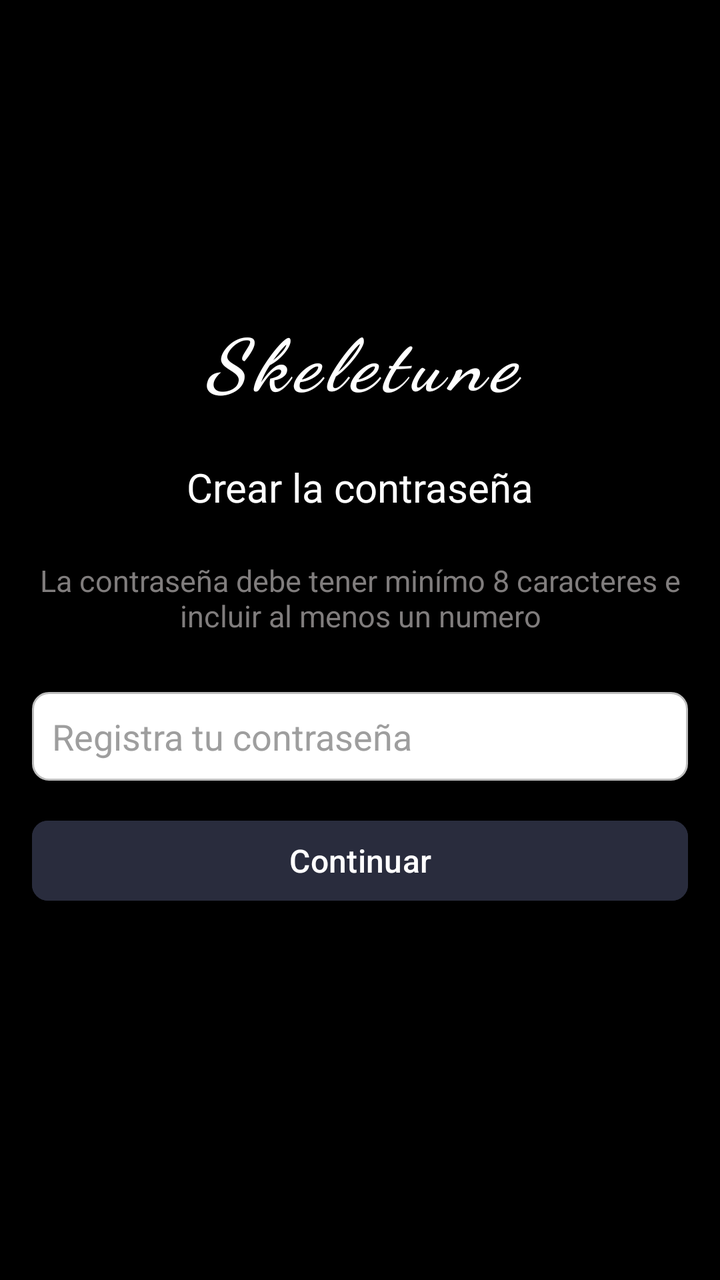
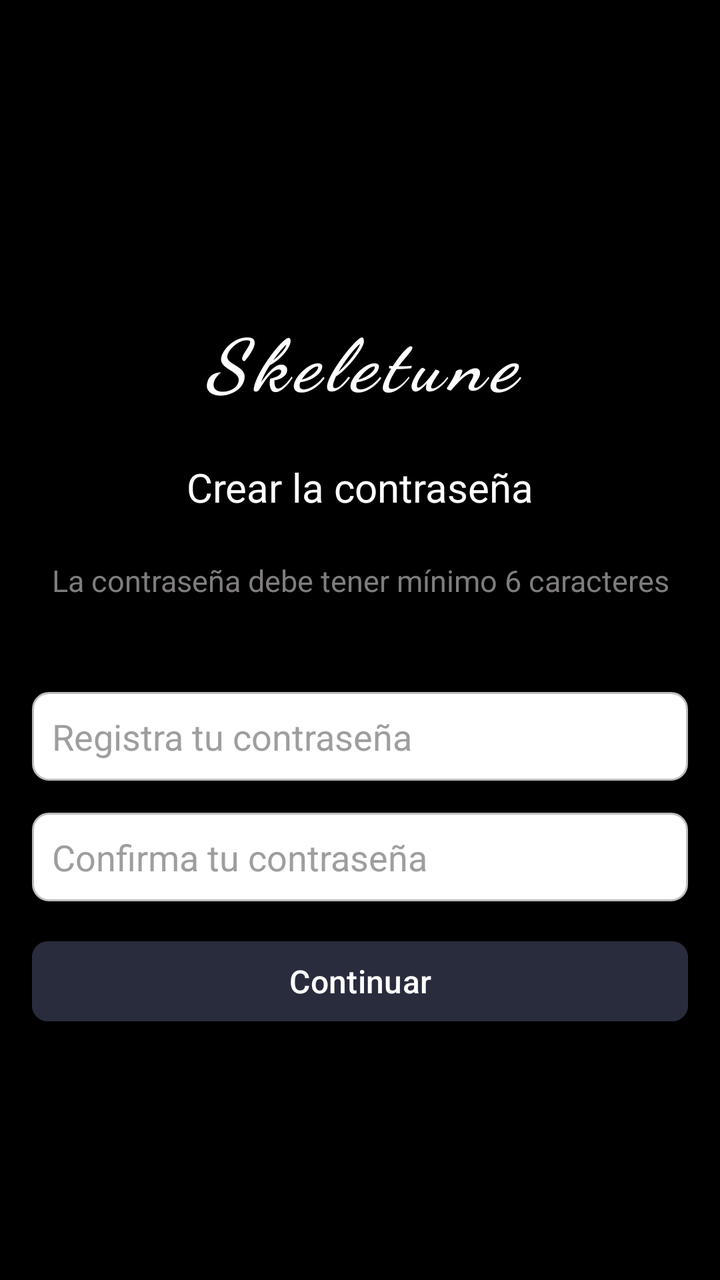

Screens rendered from an Android XML layout before and after an edit, with the pre-edit source and the edit as a unified diff.
<!-- AndroidManifest.xml: application theme Theme.Skletune -->
<!-- res/layout/fragment_create_password.xml -->
<?xml version="1.0" encoding="utf-8"?>
<LinearLayout xmlns:android="http://schemas.android.com/apk/res/android"
    xmlns:app="http://schemas.android.com/apk/res-auto"
    android:id="@+id/main"
    android:layout_width="match_parent"
    android:layout_height="match_parent"
    android:orientation="vertical"
    android:background="@color/black">

    <TextView
        android:layout_width="200dp"
        android:layout_height="60dp"
        android:layout_gravity="center"
        android:text="Skeletune"
        android:textColor="@color/white"
        android:textSize="36sp"
        android:textAlignment="center"
        android:layout_marginTop="150dp"
        android:textStyle="bold|italic"
        android:fontFamily="cursive"
        android:gravity="center"
        android:letterSpacing="0.1"/>
    <TextView
        android:layout_marginTop="20dp"
        android:layout_width="200dp"
        android:layout_height="30dp"
        android:layout_gravity="center"
        android:text="Crear la contraseña"
        android:textAlignment="center"
        android:textColor="@color/white"
        android:textSize="20dp"/>
    <TextView
        android:layout_width="350dp"
        android:layout_height="50dp"
        android:textAlignment="center"
        android:layout_gravity="center"
        android:layout_marginTop="20dp"
        android:textSize="15dp"
        android:text="La contraseña debe tener minímo 8 caracteres e incluir al menos un numero"
        android:textColor="#807D7D"/>
    <EditText
        android:id="@+id/correoelectronico"
        android:layout_width="match_parent"
        android:layout_height="wrap_content"
        android:hint="Registra tu contraseña"
        android:background="@drawable/fondo_edittext"
        android:padding="10dp"
        android:textColor="@android:color/black"
        android:textColorHint="#9E9E9E"
        android:inputType="textEmailAddress"
        android:layout_margin="16dp"/>

    <com.google.android.material.button.MaterialButton
        android:id="@+id/botonenviarcontrasena"
        android:layout_width="match_parent"
        android:layout_height="wrap_content"
        android:layout_marginLeft="16dp"
        android:layout_marginRight="16dp"
        android:backgroundTint="#292C3D"
        android:text="Continuar"
        android:textColor="@color/white"
        android:textSize="16dp"
        app:cornerRadius="8dp" />


</LinearLayout>
<!-- resources referenced by this layout -->
<resources>
  <color name="black">#FF000000</color>
  <color name="white">#FFFFFFFF</color>
  <!-- drawable fondo_edittext (drawable) -->
  <?xml version="1.0" encoding="utf-8"?>
  <shape xmlns:android="http://schemas.android.com/apk/res/android"
      android:shape = "rectangle">
      <solid android:color="@android:color/white"/>
      <corners android:radius="8dp"/>
      <stroke android:width="1dp" android:color="#BDBDBD"/>
  </shape>
  <style name="Theme.Skletune" parent="Base.Theme.Skletune" />
  <style name="Base.Theme.Skletune" parent="Theme.Material3.DayNight.NoActionBar">
          
          
      </style>
</resources>

<!-- the commit's change to res/layout/fragment_create_password.xml (unified diff, before → after) -->
@@ -20,6 +20,7 @@
         android:fontFamily="cursive"
         android:gravity="center"
         android:letterSpacing="0.1"/>
+
     <TextView
         android:layout_marginTop="20dp"
         android:layout_width="200dp"
@@ -28,18 +29,21 @@
         android:text="Crear la contraseña"
         android:textAlignment="center"
         android:textColor="@color/white"
-        android:textSize="20dp"/>
+        android:textSize="20sp"/>
+
     <TextView
         android:layout_width="350dp"
         android:layout_height="50dp"
         android:textAlignment="center"
         android:layout_gravity="center"
         android:layout_marginTop="20dp"
-        android:textSize="15dp"
-        android:text="La contraseña debe tener minímo 8 caracteres e incluir al menos un numero"
+        android:textSize="15sp"
+        android:text="La contraseña debe tener mínimo 6 caracteres"
         android:textColor="#807D7D"/>
+
+    
     <EditText
-        android:id="@+id/correoelectronico"
+        android:id="@+id/editTextContrasena"
         android:layout_width="match_parent"
         android:layout_height="wrap_content"
         android:hint="Registra tu contraseña"
@@ -47,8 +51,33 @@
         android:padding="10dp"
         android:textColor="@android:color/black"
         android:textColorHint="#9E9E9E"
-        android:inputType="textEmailAddress"
+        android:inputType="textPassword"
         android:layout_margin="16dp"/>
+
+    
+    <EditText
+        android:id="@+id/editTextConfirmarContrasena"
+        android:layout_width="match_parent"
+        android:layout_height="wrap_content"
+        android:hint="Confirma tu contraseña"
+        android:background="@drawable/fondo_edittext"
+        android:padding="10dp"
+        android:textColor="@android:color/black"
+        android:textColorHint="#9E9E9E"
+        android:inputType="textPassword"
+        android:layout_marginLeft="16dp"
+        android:layout_marginRight="16dp"
+        android:layout_marginBottom="16dp"/>
+
+    
+    <ProgressBar
+        android:id="@+id/progressBar"
+        android:layout_width="40dp"
+        android:layout_height="40dp"
+        android:layout_gravity="center"
+        android:layout_marginBottom="16dp"
+        android:visibility="gone"
+        android:indeterminateTint="@color/white"/>
 
     <com.google.android.material.button.MaterialButton
         android:id="@+id/botonenviarcontrasena"
@@ -59,8 +88,7 @@
         android:backgroundTint="#292C3D"
         android:text="Continuar"
         android:textColor="@color/white"
-        android:textSize="16dp"
+        android:textSize="16sp"
         app:cornerRadius="8dp" />
 
-
 </LinearLayout>
